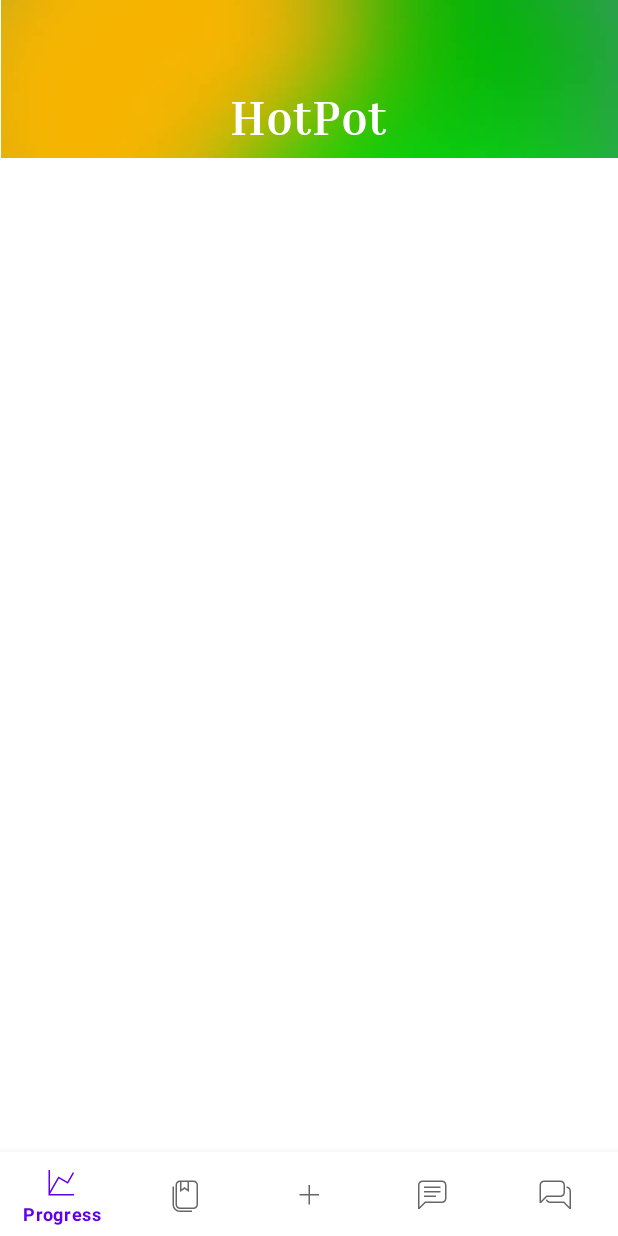
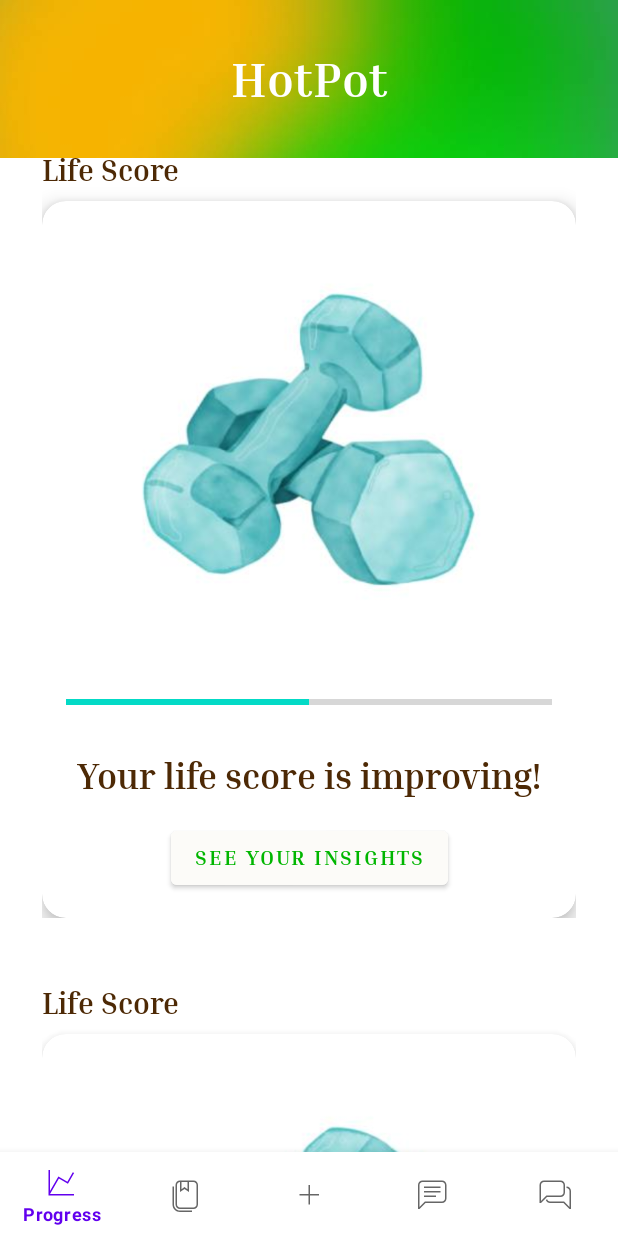
Before and after one commit to ioiiiomio/HotPot_android, an Android app built with Jetpack Compose: the ProgressFragment screen opened through its navigation route, on a phone screen of 412 x 824 dp. Run offline under Robolectric (Android 15) with nearby library versions, the phone set to English and light mode, and no system bars; our stand-ins replace navigation-ui.

Commit message:
Upd: progress fragment v2

```diff
--- a/app/build.gradle.kts
+++ b/app/build.gradle.kts
@@ -41,6 +41,7 @@ android {
         jvmTarget = "1.8"
     }
     buildFeatures {
+        viewBinding = true
         compose = true
     }
     composeOptions {
--- a/app/src/main/java/com/example/hotpot/fragments/ProgressFragment.kt
+++ b/app/src/main/java/com/example/hotpot/fragments/ProgressFragment.kt
@@ -6,8 +6,10 @@ import android.view.View
 import android.view.ViewGroup
 import androidx.fragment.app.Fragment
 import com.example.hotpot.databinding.FragmentProgressBinding
+import com.example.hotpot.databinding.ProgressLifeScoreBinding
 
 class ProgressFragment : Fragment() {
+
     private var _binding: FragmentProgressBinding? = null
     private val binding get() = _binding!!
 
@@ -19,8 +21,22 @@ class ProgressFragment : Fragment() {
         return binding.root
     }
 
+    override fun onViewCreated(view: View, savedInstanceState: Bundle?) {
+        super.onViewCreated(view, savedInstanceState)
+
+        // Access the first included layout (Life Score Card)
+        val lifeScoreBinding = ProgressLifeScoreBinding.inflate(layoutInflater)
+        lifeScoreBinding.lifeScoreText.text = "Life Score: 85"
+        lifeScoreBinding.progressBar.progress = 75
+
+        // Access the second included layout (Weight Goal Card)
+        val weightGoalBinding = ProgressLifeScoreBinding.inflate(layoutInflater)
+        weightGoalBinding.lifeScoreText.text = "Weight Goal Progress"
+        weightGoalBinding.progressBar.progress = 60
+    }
+
     override fun onDestroyView() {
         super.onDestroyView()
-        _binding = null
+        _binding = null // Prevent memory leaks
     }
 }
--- a/app/src/main/res/layout/fragment_progress.xml
+++ b/app/src/main/res/layout/fragment_progress.xml
@@ -2,35 +2,56 @@
 <androidx.constraintlayout.widget.ConstraintLayout
     xmlns:android="http://schemas.android.com/apk/res/android"
     xmlns:app="http://schemas.android.com/apk/res-auto"
+    xmlns:tools="http://schemas.android.com/tools"
     android:layout_width="match_parent"
-    android:layout_height="match_parent">
+    android:layout_height="match_parent"
+    tools:context="fragments.ProgressFragment">
 
     <!-- Background Image -->
     <ImageView
         android:id="@+id/imageView"
-        android:layout_width="411dp"
+        android:layout_width="match_parent"
         android:layout_height="105dp"
-        android:contentDescription="top_bg"
         android:scaleType="fitXY"
         android:src="@drawable/bg_top"
         app:layout_constraintTop_toTopOf="parent"
         app:layout_constraintStart_toStartOf="parent"
         app:layout_constraintEnd_toEndOf="parent"/>
 
-    <!-- Title Text -->
+    <!-- Title -->
     <TextView
         android:id="@+id/titleText"
         android:layout_width="wrap_content"
         android:layout_height="wrap_content"
-        android:fontFamily="@font/inria_serif_bold"
         android:text="@string/app_name"
         android:textColor="@color/white"
         android:textSize="32sp"
+        android:fontFamily="@font/inria_serif_bold"
+        android:gravity="center"
+        app:layout_constraintTop_toTopOf="@id/imageView"
         app:layout_constraintBottom_toBottomOf="@id/imageView"
+        app:layout_constraintStart_toStartOf="parent"
+        app:layout_constraintEnd_toEndOf="parent"/>
+
+    <!-- Life Score Progress Card -->
+    <include
+        android:id="@+id/lifeScoreCard"
+        layout="@layout/progress_life_score"
+        android:layout_width="match_parent"
+        android:layout_height="wrap_content"
+        app:layout_constraintTop_toBottomOf="@id/titleText"
+        app:layout_constraintStart_toStartOf="parent"
         app:layout_constraintEnd_toEndOf="parent"
-        app:layout_constraintHorizontal_bias="0.498"
+        android:layout_margin="12dp"/>
+
+    <!-- Weight Goal Progress Card -->
+    <include
+        android:id="@+id/weightGoalCard"
+        layout="@layout/progress_life_score"
+        android:layout_width="match_parent"
+        android:layout_height="wrap_content"
+        app:layout_constraintTop_toBottomOf="@id/lifeScoreCard"
         app:layout_constraintStart_toStartOf="parent"
-        app:layout_constraintTop_toTopOf="@id/imageView"
-        app:layout_constraintVertical_bias="0.893" />
-
+        app:layout_constraintEnd_toEndOf="parent"
+        android:layout_margin="12dp"/>
 </androidx.constraintlayout.widget.ConstraintLayout>
--- /dev/null
+++ b/app/src/main/res/layout/progress_life_score.xml
@@ -0,0 +1,100 @@
+<?xml version="1.0" encoding="utf-8"?>
+<androidx.constraintlayout.widget.ConstraintLayout
+    xmlns:android="http://schemas.android.com/apk/res/android"
+    xmlns:app="http://schemas.android.com/apk/res-auto"
+    xmlns:tools="http://schemas.android.com/tools"
+    android:layout_width="match_parent"
+    android:layout_height="wrap_content"
+    android:padding="16dp">
+
+    <!-- Life Score Title -->
+    <TextView
+        android:id="@+id/lifeScoreText"
+        android:layout_width="wrap_content"
+        android:layout_height="wrap_content"
+        android:text="Life Score"
+        android:textColor="@color/text_color"
+        android:textSize="20sp"
+        android:fontFamily="@font/inria_serif_bold"
+        app:layout_constraintStart_toStartOf="parent"
+        app:layout_constraintEnd_toEndOf="parent"
+        app:layout_constraintTop_toTopOf="parent"
+        app:layout_constraintHorizontal_bias="0.0" />
+
+    <!-- Life Score Card -->
+    <androidx.cardview.widget.CardView
+        android:id="@+id/progressCard"
+        android:layout_width="match_parent"
+        android:layout_height="wrap_content"
+        android:layout_marginTop="8dp"
+        app:cardCornerRadius="16dp"
+        app:cardElevation="8dp"
+        android:background="@color/background_white"
+        app:layout_constraintTop_toBottomOf="@id/lifeScoreText"
+        app:layout_constraintStart_toStartOf="parent"
+        app:layout_constraintEnd_toEndOf="parent">
+
+        <androidx.constraintlayout.widget.ConstraintLayout
+            android:layout_width="match_parent"
+            android:layout_height="wrap_content"
+            android:padding="16dp">
+
+            <!-- Image -->
+            <ImageView
+                android:layout_width="245dp"
+                android:layout_height="230dp"
+                android:layout_marginTop="28dp"
+                android:scaleType="fitXY"
+                android:src="@drawable/dummy_image"
+                app:layout_constraintTop_toTopOf="parent"
+                app:layout_constraintStart_toStartOf="parent"
+                app:layout_constraintEnd_toEndOf="parent" />
+
+            <!-- Progress Bar -->
+            <ProgressBar
+                android:id="@+id/progressBar"
+                style="?android:attr/progressBarStyleHorizontal"
+                android:layout_width="match_parent"
+                android:layout_height="20dp"
+                android:layout_marginTop="308dp"
+                android:max="100"
+                android:progress="50"
+                app:layout_constraintTop_toTopOf="parent"
+                app:layout_constraintStart_toStartOf="parent"
+                app:layout_constraintEnd_toEndOf="parent" />
+
+            <!-- Progress Description -->
+            <TextView
+                android:id="@+id/progressDescription"
+                android:layout_width="wrap_content"
+                android:layout_height="wrap_content"
+                android:layout_marginTop="24dp"
+                android:text="Your life score is improving!"
+                android:textColor="@color/text_color"
+                android:textSize="24sp"
+                android:fontFamily="@font/inria_serif_bold"
+                app:layout_constraintTop_toBottomOf="@id/progressBar"
+                app:layout_constraintStart_toStartOf="parent"
+                app:layout_constraintEnd_toEndOf="parent"
+                app:layout_constraintHorizontal_bias="0.5" />
+
+            <!-- Action Button -->
+            <Button
+                android:id="@+id/actionButton"
+                android:layout_width="wrap_content"
+                android:layout_height="wrap_content"
+                android:layout_marginTop="16dp"
+                android:backgroundTint="@color/background_white"
+                android:text="See your insights"
+                android:textColor="@color/dark_green"
+                android:fontFamily="@font/inria_serif_bold"
+                app:layout_constraintTop_toBottomOf="@id/progressDescription"
+                app:layout_constraintStart_toStartOf="parent"
+                app:layout_constraintEnd_toEndOf="parent"
+                app:layout_constraintHorizontal_bias="0.5" />
+
+        </androidx.constraintlayout.widget.ConstraintLayout>
+    </androidx.cardview.widget.CardView>
+
+
+</androidx.constraintlayout.widget.ConstraintLayout>
--- a/app/src/main/res/values/colors.xml
+++ b/app/src/main/res/values/colors.xml
@@ -12,4 +12,8 @@
     <color name="background_beige">#F4EDE6</color>
     <color name="start_green">#79FC5B</color>
     <color name="end_green">#00B600</color>
+    <color name="background_white">#FCFBF8</color>
+    <color name="text_color">#4D2905</color>">
+    <color name="fresh_green">#00E000</color>
+    <color name="dark_green">#00B600</color>
 </resources>
```
Also changed, not shown: app/src/main/res/layout/progress_weight_goal.xml (added, +100 -0 lines), app/src/main/res/drawable/dummy_image.jpeg (added).
